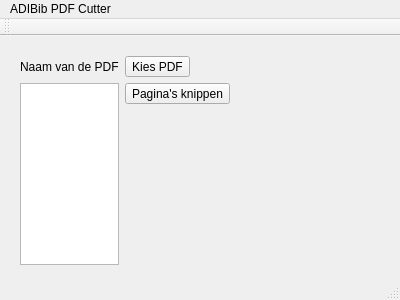
This is mainwindow.ui in vvim/pdfcutter as Qt 5 draws it before an edit. The edited form follows.
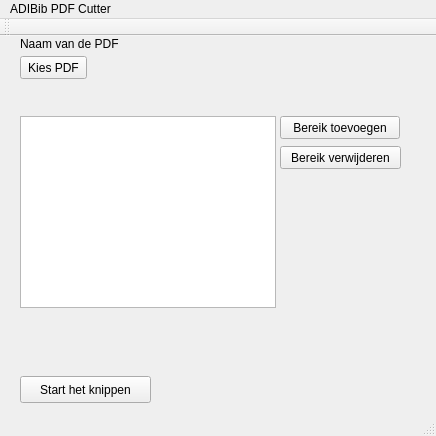
This is the edited form.

```diff
--- a/mainwindow.ui
+++ b/mainwindow.ui
@@ -6,57 +6,103 @@
    <rect>
     <x>0</x>
     <y>0</y>
-    <width>400</width>
-    <height>300</height>
+    <width>436</width>
+    <height>436</height>
    </rect>
   </property>
   <property name="windowTitle">
    <string>MainWindow</string>
   </property>
   <widget class="QWidget" name="centralWidget">
-   <widget class="QWidget" name="formLayoutWidget">
+   <widget class="QToolButton" name="removePageRangeButton">
     <property name="geometry">
      <rect>
-      <x>9</x>
-      <y>9</y>
-      <width>381</width>
-      <height>231</height>
+      <x>280</x>
+      <y>110</y>
+      <width>121</width>
+      <height>23</height>
      </rect>
     </property>
-    <layout class="QFormLayout" name="formLayout">
-     <item row="0" column="0">
-      <widget class="QLabel" name="PDFFileNameLabel">
-       <property name="text">
-        <string>Naam van de PDF</string>
-       </property>
-      </widget>
-     </item>
-     <item row="0" column="1">
-      <widget class="QToolButton" name="choosePDFFile">
-       <property name="text">
-        <string>Kies PDF</string>
-       </property>
-      </widget>
-     </item>
-     <item row="1" column="0">
-      <widget class="QListWidget" name="cuttingListWidget"/>
-     </item>
-     <item row="1" column="1">
-      <widget class="QToolButton" name="addCutButton">
-       <property name="text">
-        <string>Pagina's knippen</string>
-       </property>
-      </widget>
-     </item>
-    </layout>
+    <property name="text">
+     <string>Bereik verwijderen</string>
+    </property>
    </widget>
+   <widget class="QToolButton" name="choosePDFFile">
+    <property name="geometry">
+     <rect>
+      <x>20</x>
+      <y>20</y>
+      <width>67</width>
+      <height>23</height>
+     </rect>
+    </property>
+    <property name="text">
+     <string>Kies PDF</string>
+    </property>
+   </widget>
+   <widget class="QToolButton" name="addPageRangeButton">
+    <property name="geometry">
+     <rect>
+      <x>280</x>
+      <y>80</y>
+      <width>120</width>
+      <height>23</height>
+     </rect>
+    </property>
+    <property name="text">
+     <string>Bereik toevoegen</string>
+    </property>
+   </widget>
+   <widget class="QLabel" name="PDFFileNameLabel">
+    <property name="geometry">
+     <rect>
+      <x>20</x>
+      <y>0</y>
+      <width>481</width>
+      <height>16</height>
+     </rect>
+    </property>
+    <property name="text">
+     <string>Naam van de PDF</string>
+    </property>
+   </widget>
+   <widget class="QListWidget" name="cuttingListWidget">
+    <property name="geometry">
+     <rect>
+      <x>20</x>
+      <y>80</y>
+      <width>256</width>
+      <height>192</height>
+     </rect>
+    </property>
+   </widget>
+   <widget class="QPushButton" name="pushButton">
+    <property name="geometry">
+     <rect>
+      <x>20</x>
+      <y>340</y>
+      <width>131</width>
+      <height>27</height>
+     </rect>
+    </property>
+    <property name="text">
+     <string>Start het knippen</string>
+    </property>
+   </widget>
+   <zorder>removePageRangeButton</zorder>
+   <zorder>choosePDFFile</zorder>
+   <zorder>addPageRangeButton</zorder>
+   <zorder>cuttingListWidget</zorder>
+   <zorder>PDFFileNameLabel</zorder>
+   <zorder>cuttingListWidget</zorder>
+   <zorder>pushButton</zorder>
   </widget>
   <widget class="QMenuBar" name="menuBar">
    <property name="geometry">
     <rect>
      <x>0</x>
      <y>0</y>
-     <width>400</width>
+     <width>436</width>
      <height>21</height>
     </rect>
    </property>
```
